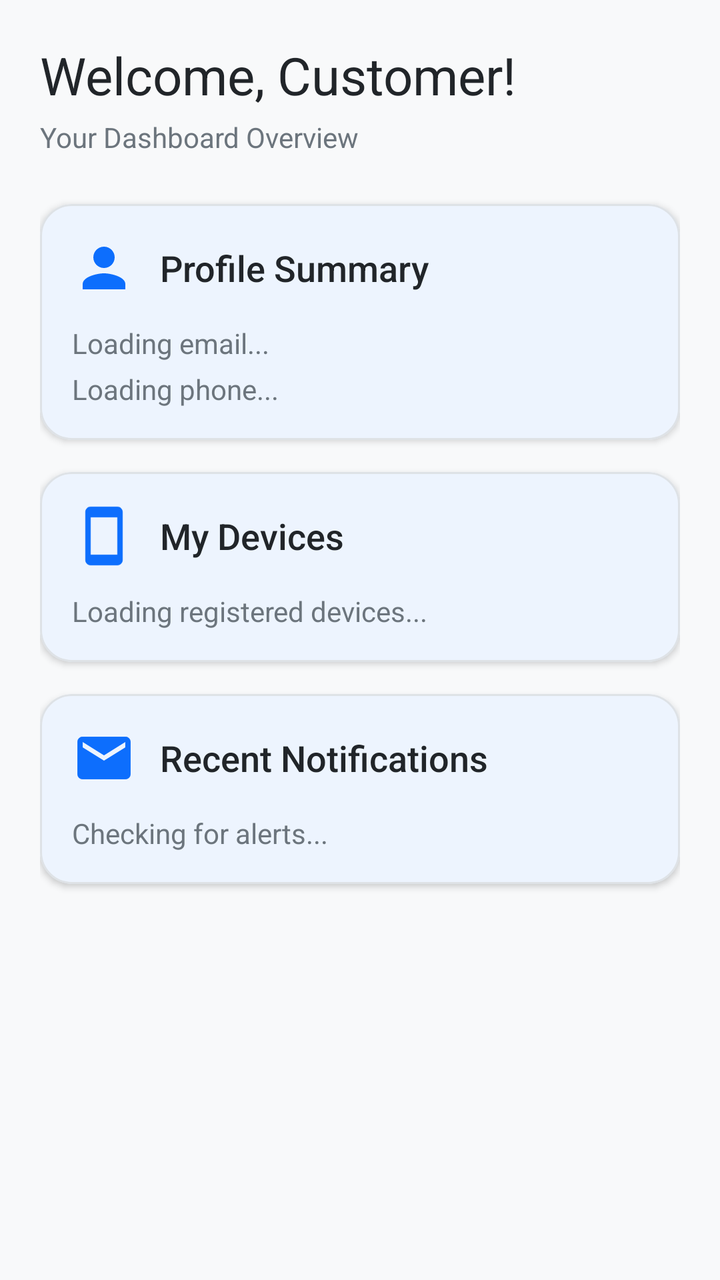
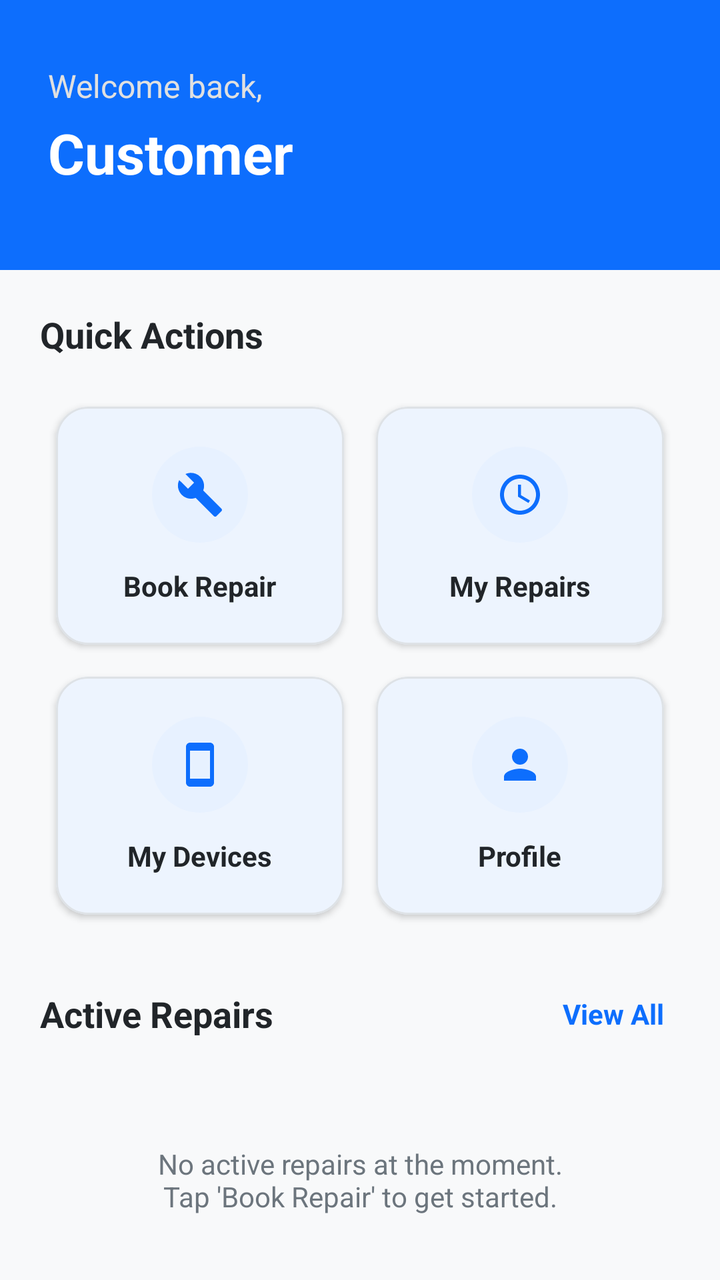

Before-and-after screenshots of an Android layout around one commit, followed by the original layout XML and the change that was made.
<!-- AndroidManifest.xml: application theme Theme.TECHFIX -->
<!-- res/layout/fragment_customer_home.xml -->
<?xml version="1.0" encoding="utf-8"?>
<ScrollView xmlns:android="http://schemas.android.com/apk/res/android"
    xmlns:app="http://schemas.android.com/apk/res-auto"
    android:layout_width="match_parent"
    android:layout_height="match_parent"
    android:background="@color/app_background"
    android:fillViewport="true">

    <androidx.constraintlayout.widget.ConstraintLayout
        android:layout_width="match_parent"
        android:layout_height="wrap_content"
        android:padding="20dp">

        <TextView
            android:id="@+id/tvWelcome"
            android:layout_width="wrap_content"
            android:layout_height="wrap_content"
            android:text="Welcome, Customer!"
            android:textSize="26sp"
            android:fontFamily="sans-serif-bold"
            android:textColor="@color/app_text_primary"
            app:layout_constraintTop_toTopOf="parent"
            app:layout_constraintStart_toStartOf="parent"/>
            
        <TextView
            android:id="@+id/tvSubtitle"
            android:layout_width="wrap_content"
            android:layout_height="wrap_content"
            android:text="Your Dashboard Overview"
            android:textSize="14sp"
            android:textColor="@color/app_text_secondary"
            android:layout_marginTop="4dp"
            app:layout_constraintTop_toBottomOf="@id/tvWelcome"
            app:layout_constraintStart_toStartOf="parent"/>

        
        <com.google.android.material.card.MaterialCardView
            android:id="@+id/cardProfile"
            android:layout_width="match_parent"
            android:layout_height="wrap_content"
            android:layout_marginTop="24dp"
            app:cardCornerRadius="16dp"
            app:cardElevation="2dp"
            app:layout_constraintTop_toBottomOf="@id/tvSubtitle">

            <LinearLayout
                android:layout_width="match_parent"
                android:layout_height="wrap_content"
                android:orientation="vertical"
                android:padding="16dp">

                <LinearLayout
                    android:layout_width="match_parent"
                    android:layout_height="wrap_content"
                    android:orientation="horizontal"
                    android:gravity="center_vertical">
                    
                    <ImageView
                        android:layout_width="32dp"
                        android:layout_height="32dp"
                        android:src="@drawable/ic_person"
                        app:tint="@color/app_primary"/>
                        
                    <TextView
                        android:layout_width="wrap_content"
                        android:layout_height="wrap_content"
                        android:text="Profile Summary"
                        android:textSize="18sp"
                        android:fontFamily="sans-serif-medium"
                        android:textColor="@color/app_text_primary"
                        android:layout_marginStart="12dp"/>
                </LinearLayout>

                <TextView
                    android:id="@+id/tvEmail"
                    android:layout_width="wrap_content"
                    android:layout_height="wrap_content"
                    android:text="Loading email..."
                    android:textColor="@color/app_text_secondary"
                    android:layout_marginTop="12dp"/>

                <TextView
                    android:id="@+id/tvPhone"
                    android:layout_width="wrap_content"
                    android:layout_height="wrap_content"
                    android:text="Loading phone..."
                    android:textColor="@color/app_text_secondary"
                    android:layout_marginTop="4dp"/>

            </LinearLayout>
        </com.google.android.material.card.MaterialCardView>

        
        <com.google.android.material.card.MaterialCardView
            android:id="@+id/cardDevices"
            android:layout_width="match_parent"
            android:layout_height="wrap_content"
            android:layout_marginTop="16dp"
            app:cardCornerRadius="16dp"
            app:cardElevation="2dp"
            app:layout_constraintTop_toBottomOf="@id/cardProfile">

            <LinearLayout
                android:layout_width="match_parent"
                android:layout_height="wrap_content"
                android:orientation="vertical"
                android:padding="16dp">

                <LinearLayout
                    android:layout_width="match_parent"
                    android:layout_height="wrap_content"
                    android:orientation="horizontal"
                    android:gravity="center_vertical">
                    
                    <ImageView
                        android:layout_width="32dp"
                        android:layout_height="32dp"
                        android:src="@drawable/ic_devices"
                        app:tint="@color/app_primary"/>
                        
                    <TextView
                        android:layout_width="wrap_content"
                        android:layout_height="wrap_content"
                        android:text="My Devices"
                        android:textSize="18sp"
                        android:fontFamily="sans-serif-medium"
                        android:textColor="@color/app_text_primary"
                        android:layout_marginStart="12dp"/>
                </LinearLayout>

                <TextView
                    android:id="@+id/tvDeviceCount"
                    android:layout_width="wrap_content"
                    android:layout_height="wrap_content"
                    android:text="Loading registered devices..."
                    android:textColor="@color/app_text_secondary"
                    android:layout_marginTop="12dp"/>

            </LinearLayout>
        </com.google.android.material.card.MaterialCardView>

        
        <com.google.android.material.card.MaterialCardView
            android:id="@+id/cardNotifications"
            android:layout_width="match_parent"
            android:layout_height="wrap_content"
            android:layout_marginTop="16dp"
            app:cardCornerRadius="16dp"
            app:cardElevation="2dp"
            app:layout_constraintTop_toBottomOf="@id/cardDevices">

            <LinearLayout
                android:layout_width="match_parent"
                android:layout_height="wrap_content"
                android:orientation="vertical"
                android:padding="16dp">

                <LinearLayout
                    android:layout_width="match_parent"
                    android:layout_height="wrap_content"
                    android:orientation="horizontal"
                    android:gravity="center_vertical">
                    
                    <ImageView
                        android:layout_width="32dp"
                        android:layout_height="32dp"
                        android:src="@drawable/ic_email"
                        app:tint="@color/app_primary"/>
                        
                    <TextView
                        android:layout_width="wrap_content"
                        android:layout_height="wrap_content"
                        android:text="Recent Notifications"
                        android:textSize="18sp"
                        android:fontFamily="sans-serif-medium"
                        android:textColor="@color/app_text_primary"
                        android:layout_marginStart="12dp"/>
                </LinearLayout>

                <TextView
                    android:id="@+id/tvNotificationStatus"
                    android:layout_width="wrap_content"
                    android:layout_height="wrap_content"
                    android:text="Checking for alerts..."
                    android:textColor="@color/app_text_secondary"
                    android:layout_marginTop="12dp"/>

            </LinearLayout>
        </com.google.android.material.card.MaterialCardView>

    </androidx.constraintlayout.widget.ConstraintLayout>
</ScrollView>
<!-- resources referenced by this layout -->
<resources>
  <color name="app_background">#F8F9FA</color>
  <color name="app_primary">#0D6EFD</color>
  <color name="app_text_primary">#212529</color>
  <color name="app_text_secondary">#6C757D</color>
  <!-- drawable ic_email (drawable) -->
  <vector xmlns:android="http://schemas.android.com/apk/res/android"
      android:width="24dp"
      android:height="24dp"
      android:viewportWidth="24"
      android:viewportHeight="24"
      android:tint="#757575">
    <path
        android:fillColor="@android:color/white"
        android:pathData="M20,4H4C2.9,4 2.01,4.9 2.01,6L2,18c0,1.1 0.9,2 2,2h16c1.1,0 2,-0.9 2,-2V6C22,4.9 21.1,4 20,4zM20,8l-8,5 -8,-5V6l8,5 8,-5V8z"/>
  </vector>
  <color name="app_surface">#FFFFFF</color>
  <color name="app_surface_variant">#E9ECEF</color>
  <color name="app_primary_variant">#0A58CA</color>
  <color name="white">#FFFFFF</color>
  <color name="app_secondary">#6C757D</color>
  <style name="Theme.App.BottomSheetDialog" parent="Theme.Material3.DayNight.BottomSheetDialog">
          <item name="bottomSheetStyle">@style/Widget.App.BottomSheet</item>
      </style>
  <style name="Widget.App.Button" parent="Widget.Material3.Button">
          <item name="shapeAppearanceOverlay">@style/ShapeAppearance.App.SmallComponent</item>
          <item name="android:paddingTop">14dp</item>
          <item name="android:paddingBottom">14dp</item>
          <item name="android:fontFamily">sans-serif-medium</item>
      </style>
  <style name="Widget.App.BottomNavigationView" parent="Widget.Material3.BottomNavigationView">
          <item name="backgroundTint">@color/app_surface</item>
          <item name="itemIconTint">@color/bottom_nav_color</item>
          <item name="itemTextColor">@color/bottom_nav_color</item>
          <item name="elevation">8dp</item>
      </style>
  <color name="card_border">#DEE2E6</color>
  <style name="ShapeAppearance.App.LargeComponent" parent="ShapeAppearance.Material3.LargeComponent">
          <item name="cornerFamily">rounded</item>
          <item name="cornerSize">20dp</item>
      </style>
  <style name="Widget.App.BottomSheet" parent="Widget.Material3.BottomSheet">
          <item name="backgroundTint">@color/app_surface</item>
          <item name="shapeAppearanceOverlay">@style/ShapeAppearance.App.BottomSheet</item>
      </style>
  <style name="ShapeAppearance.App.SmallComponent" parent="ShapeAppearance.Material3.SmallComponent">
          <item name="cornerFamily">rounded</item>
          <item name="cornerSize">14dp</item>
      </style>
  <style name="ShapeAppearance.App.BottomSheet" parent="ShapeAppearance.Material3.LargeComponent">
          <item name="cornerFamily">rounded</item>
          <item name="cornerSizeTopRight">28dp</item>
          <item name="cornerSizeTopLeft">28dp</item>
          <item name="cornerSizeBottomRight">0dp</item>
          <item name="cornerSizeBottomLeft">0dp</item>
      </style>
  <!-- unchanged entries left out for length: 4 -->
</resources>

<!-- the commit's change to res/layout/fragment_customer_home.xml (unified diff, before → after) -->
@@ -1,192 +1,301 @@
 <?xml version="1.0" encoding="utf-8"?>
-<ScrollView xmlns:android="http://schemas.android.com/apk/res/android"
+<androidx.coordinatorlayout.widget.CoordinatorLayout 
+    xmlns:android="http://schemas.android.com/apk/res/android"
     xmlns:app="http://schemas.android.com/apk/res-auto"
     android:layout_width="match_parent"
     android:layout_height="match_parent"
-    android:background="@color/app_background"
-    android:fillViewport="true">
-
-    <androidx.constraintlayout.widget.ConstraintLayout
+    android:background="@color/app_background">
+
+    <com.google.android.material.appbar.AppBarLayout
         android:layout_width="match_parent"
         android:layout_height="wrap_content"
-        android:padding="20dp">
-
-        <TextView
-            android:id="@+id/tvWelcome"
-            android:layout_width="wrap_content"
-            android:layout_height="wrap_content"
-            android:text="Welcome, Customer!"
-            android:textSize="26sp"
-            android:fontFamily="sans-serif-bold"
-            android:textColor="@color/app_text_primary"
-            app:layout_constraintTop_toTopOf="parent"
-            app:layout_constraintStart_toStartOf="parent"/>
-            
-        <TextView
-            android:id="@+id/tvSubtitle"
-            android:layout_width="wrap_content"
-            android:layout_height="wrap_content"
-            android:text="Your Dashboard Overview"
-            android:textSize="14sp"
-            android:textColor="@color/app_text_secondary"
-            android:layout_marginTop="4dp"
-            app:layout_constraintTop_toBottomOf="@id/tvWelcome"
-            app:layout_constraintStart_toStartOf="parent"/>
-
-        
-        <com.google.android.material.card.MaterialCardView
-            android:id="@+id/cardProfile"
+        android:background="@color/app_primary"
+        app:elevation="4dp">
+
+        <com.google.android.material.appbar.CollapsingToolbarLayout
             android:layout_width="match_parent"
             android:layout_height="wrap_content"
-            android:layout_marginTop="24dp"
-            app:cardCornerRadius="16dp"
-            app:cardElevation="2dp"
-            app:layout_constraintTop_toBottomOf="@id/tvSubtitle">
-
-            <LinearLayout
-                android:layout_width="match_parent"
-                android:layout_height="wrap_content"
-                android:orientation="vertical"
-                android:padding="16dp">
-
-                <LinearLayout
-                    android:layout_width="match_parent"
-                    android:layout_height="wrap_content"
-                    android:orientation="horizontal"
-                    android:gravity="center_vertical">
-                    
-                    <ImageView
-                        android:layout_width="32dp"
-                        android:layout_height="32dp"
-                        android:src="@drawable/ic_person"
-                        app:tint="@color/app_primary"/>
-                        
-                    <TextView
-                        android:layout_width="wrap_content"
-                        android:layout_height="wrap_content"
-                        android:text="Profile Summary"
-                        android:textSize="18sp"
-                        android:fontFamily="sans-serif-medium"
-                        android:textColor="@color/app_text_primary"
-                        android:layout_marginStart="12dp"/>
-                </LinearLayout>
+            app:layout_scrollFlags="scroll|exitUntilCollapsed">
+
+            <androidx.constraintlayout.widget.ConstraintLayout
+                android:layout_width="match_parent"
+                android:layout_height="wrap_content"
+                android:paddingStart="24dp"
+                android:paddingEnd="24dp"
+                android:paddingTop="32dp"
+                android:paddingBottom="40dp">
 
                 <TextView
-                    android:id="@+id/tvEmail"
+                    android:id="@+id/tvWelcomeTitle"
                     android:layout_width="wrap_content"
                     android:layout_height="wrap_content"
-                    android:text="Loading email..."
-                    android:textColor="@color/app_text_secondary"
-                    android:layout_marginTop="12dp"/>
+                    android:text="Welcome back,"
+                    android:textColor="#E0E0E0"
+                    android:textSize="16sp"
+                    app:layout_constraintTop_toTopOf="parent"
+                    app:layout_constraintStart_toStartOf="parent"/>
 
                 <TextView
-                    android:id="@+id/tvPhone"
-                    android:layout_width="wrap_content"
-                    android:layout_height="wrap_content"
-                    android:text="Loading phone..."
-                    android:textColor="@color/app_text_secondary"
-                    android:layout_marginTop="4dp"/>
-
-            </LinearLayout>
-        </com.google.android.material.card.MaterialCardView>
-
-        
-        <com.google.android.material.card.MaterialCardView
-            android:id="@+id/cardDevices"
+                    android:id="@+id/tvWelcomeName"
+                    android:layout_width="0dp"
+                    android:layout_height="wrap_content"
+                    android:text="Customer"
+                    android:textColor="@color/white"
+                    android:textSize="28sp"
+                    android:textStyle="bold"
+                    android:layout_marginTop="4dp"
+                    app:layout_constraintTop_toBottomOf="@id/tvWelcomeTitle"
+                    app:layout_constraintStart_toStartOf="parent"
+                    app:layout_constraintEnd_toEndOf="parent"/>
+
+            </androidx.constraintlayout.widget.ConstraintLayout>
+        </com.google.android.material.appbar.CollapsingToolbarLayout>
+    </com.google.android.material.appbar.AppBarLayout>
+
+    <androidx.core.widget.NestedScrollView
+        android:layout_width="match_parent"
+        android:layout_height="match_parent"
+        app:layout_behavior="@string/appbar_scrolling_view_behavior">
+
+        <LinearLayout
             android:layout_width="match_parent"
             android:layout_height="wrap_content"
-            android:layout_marginTop="16dp"
-            app:cardCornerRadius="16dp"
-            app:cardElevation="2dp"
-            app:layout_constraintTop_toBottomOf="@id/cardProfile">
-
+            android:orientation="vertical"
+            android:padding="20dp">
+
+            
+            <TextView
+                android:layout_width="wrap_content"
+                android:layout_height="wrap_content"
+                android:text="Quick Actions"
+                android:textColor="@color/app_text_primary"
+                android:textSize="18sp"
+                android:textStyle="bold"
+                android:layout_marginBottom="16dp"/>
+
+            <GridLayout
+                android:layout_width="match_parent"
+                android:layout_height="wrap_content"
+                android:columnCount="2"
+                android:rowCount="2"
+                android:alignmentMode="alignMargins"
+                android:columnOrderPreserved="false">
+
+                
+                <com.google.android.material.card.MaterialCardView
+                    android:id="@+id/cardBookRepair"
+                    android:layout_width="0dp"
+                    android:layout_height="wrap_content"
+                    android:layout_columnWeight="1"
+                    android:layout_margin="8dp"
+                    app:cardCornerRadius="16dp"
+                    app:cardElevation="2dp"
+                    app:cardBackgroundColor="@color/app_surface"
+                    android:clickable="true"
+                    android:focusable="true">
+                    
+                    <LinearLayout
+                        android:layout_width="match_parent"
+                        android:layout_height="wrap_content"
+                        android:orientation="vertical"
+                        android:gravity="center"
+                        android:padding="20dp"
+                        android:background="?attr/selectableItemBackground">
+                        
+                        <ImageView
+                            android:layout_width="48dp"
+                            android:layout_height="48dp"
+                            android:src="@drawable/ic_repair"
+                            app:tint="@color/app_primary"
+                            android:background="@drawable/bg_circle_primary_light"
+                            android:padding="12dp"/>
+                            
+                        <TextView
+                            android:layout_width="wrap_content"
+                            android:layout_height="wrap_content"
+                            android:text="Book Repair"
+                            android:textColor="@color/app_text_primary"
+                            android:textStyle="bold"
+                            android:layout_marginTop="12dp"/>
+                    </LinearLayout>
+                </com.google.android.material.card.MaterialCardView>
+
+                
+                <com.google.android.material.card.MaterialCardView
+                    android:id="@+id/cardMyAppointments"
+                    android:layout_width="0dp"
+                    android:layout_height="wrap_content"
+                    android:layout_columnWeight="1"
+                    android:layout_margin="8dp"
+                    app:cardCornerRadius="16dp"
+                    app:cardElevation="2dp"
+                    app:cardBackgroundColor="@color/app_surface"
+                    android:clickable="true"
+                    android:focusable="true">
+                    
+                    <LinearLayout
+                        android:layout_width="match_parent"
+                        android:layout_height="wrap_content"
+                        android:orientation="vertical"
+                        android:gravity="center"
+                        android:padding="20dp"
+                        android:background="?attr/selectableItemBackground">
+                        
+                        <ImageView
+                            android:layout_width="48dp"
+                            android:layout_height="48dp"
+                            android:src="@drawable/ic_time"
+                            app:tint="@color/app_primary"
+                            android:background="@drawable/bg_circle_primary_light"
+                            android:padding="12dp"/>
+                            
+                        <TextView
+                            android:layout_width="wrap_content"
+                            android:layout_height="wrap_content"
+                            android:text="My Repairs"
+                            android:textColor="@color/app_text_primary"
+                            android:textStyle="bold"
+                            android:layout_marginTop="12dp"/>
+                    </LinearLayout>
+                </com.google.android.material.card.MaterialCardView>
+
+                
+                <com.google.android.material.card.MaterialCardView
+                    android:id="@+id/cardMyDevices"
+                    android:layout_width="0dp"
+                    android:layout_height="wrap_content"
+                    android:layout_columnWeight="1"
+                    android:layout_margin="8dp"
+                    app:cardCornerRadius="16dp"
+                    app:cardElevation="2dp"
+                    app:cardBackgroundColor="@color/app_surface"
+                    android:clickable="true"
+                    android:focusable="true">
+                    
+                    <LinearLayout
+                        android:layout_width="match_parent"
+                        android:layout_height="wrap_content"
+                        android:orientation="vertical"
+                        android:gravity="center"
+                        android:padding="20dp"
+                        android:background="?attr/selectableItemBackground">
+                        
+                        <ImageView
+                            android:layout_width="48dp"
+                            android:layout_height="48dp"
+                            android:src="@drawable/ic_devices"
+                            app:tint="@color/app_primary"
+                            android:background="@drawable/bg_circle_primary_light"
+                            android:padding="12dp"/>
+                            
+                        <TextView
+                            android:layout_width="wrap_content"
+                            android:layout_height="wrap_content"
+                            android:text="My Devices"
+                            android:textColor="@color/app_text_primary"
+                            android:textStyle="bold"
+                            android:layout_marginTop="12dp"/>
+                    </LinearLayout>
+                </com.google.android.material.card.MaterialCardView>
+
+                
+                <com.google.android.material.card.MaterialCardView
+                    android:id="@+id/cardProfile"
+                    android:layout_width="0dp"
+                    android:layout_height="wrap_content"
+                    android:layout_columnWeight="1"
+                    android:layout_margin="8dp"
+                    app:cardCornerRadius="16dp"
+                    app:cardElevation="2dp"
+                    app:cardBackgroundColor="@color/app_surface"
+                    android:clickable="true"
+                    android:focusable="true">
+                    
+                    <LinearLayout
+                        android:layout_width="match_parent"
+                        android:layout_height="wrap_content"
+                        android:orientation="vertical"
+                        android:gravity="center"
+                        android:padding="20dp"
+                        android:background="?attr/selectableItemBackground">
+                        
+                        <ImageView
+                            android:layout_width="48dp"
+                            android:layout_height="48dp"
+                            android:src="@drawable/ic_person"
+                            app:tint="@color/app_primary"
+                            android:background="@drawable/bg_circle_primary_light"
+                            android:padding="12dp"/>
+                            
+                        <TextView
+                            android:layout_width="wrap_content"
+                            android:layout_height="wrap_content"
+                            android:text="Profile"
+                            android:textColor="@color/app_text_primary"
+                            android:textStyle="bold"
+                            android:layout_marginTop="12dp"/>
+                    </LinearLayout>
+                </com.google.android.material.card.MaterialCardView>
+            </GridLayout>
+
+            
             <LinearLayout
                 android:layout_width="match_parent"
                 android:layout_height="wrap_content"
-                android:orientation="vertical"
-                android:padding="16dp">
-
-                <LinearLayout
-                    android:layout_width="match_parent"
-                    android:layout_height="wrap_content"
-                    android:orientation="horizontal"
-                    android:gravity="center_vertical">
-                    
-                    <ImageView
-                        android:layout_width="32dp"
-                        android:layout_height="32dp"
-                        android:src="@drawable/ic_devices"
-                        app:tint="@color/app_primary"/>
-                        
-                    <TextView
-                        android:layout_width="wrap_content"
-                        android:layout_height="wrap_content"
-                        android:text="My Devices"
-                        android:textSize="18sp"
-                        android:fontFamily="sans-serif-medium"
-                        android:textColor="@color/app_text_primary"
-                        android:layout_marginStart="12dp"/>
-                </LinearLayout>
-
+                android:orientation="horizontal"
+                android:gravity="center_vertical"
+                android:layout_marginTop="24dp"
+                android:layout_marginBottom="16dp">
+                
                 <TextView
-                    android:id="@+id/tvDeviceCount"
+                    android:layout_width="0dp"
+                    android:layout_height="wrap_content"
+                    android:layout_weight="1"
+                    android:text="Active Repairs"
+                    android:textColor="@color/app_text_primary"
+                    android:textSize="18sp"
+                    android:textStyle="bold"/>
+                    
+                <TextView
+                    android:id="@+id/tvViewAll"
                     android:layout_width="wrap_content"
                     android:layout_height="wrap_content"
-                    android:text="Loading registered devices..."
-                    android:textColor="@color/app_text_secondary"
-                    android:layout_marginTop="12dp"/>
-
+                    android:text="View All"
+                    android:textColor="@color/app_primary"
+                    android:textSize="14sp"
+                    android:textStyle="bold"
+                    android:padding="8dp"
+                    android:background="?attr/selectableItemBackgroundBorderless"/>
             </LinearLayout>
-        </com.google.android.material.card.MaterialCardView>
-
-        
-        <com.google.android.material.card.MaterialCardView
-            android:id="@+id/cardNotifications"
-            android:layout_width="match_parent"
-            android:layout_height="wrap_content"
-            android:layout_marginTop="16dp"
-            app:cardCornerRadius="16dp"
-            app:cardElevation="2dp"
-            app:layout_constraintTop_toBottomOf="@id/cardDevices">
-
-            <LinearLayout
-                android:layout_width="match_parent"
-                android:layout_height="wrap_content"
-                android:orientation="vertical"
-                android:padding="16dp">
-
-                <LinearLayout
-                    android:layout_width="match_parent"
-                    android:layout_height="wrap_content"
-                    android:orientation="horizontal"
-                    android:gravity="center_vertical">
-                    
-                    <ImageView
-                        android:layout_width="32dp"
-                        android:layout_height="32dp"
-                        android:src="@drawable/ic_email"
-                        app:tint="@color/app_primary"/>
-                        
-                    <TextView
-                        android:layout_width="wrap_content"
-                        android:layout_height="wrap_content"
-                        android:text="Recent Notifications"
-                        android:textSize="18sp"
-                        android:fontFamily="sans-serif-medium"
-                        android:textColor="@color/app_text_primary"
-                        android:layout_marginStart="12dp"/>
-                </LinearLayout>
-
-                <TextView
-                    android:id="@+id/tvNotificationStatus"
-                    android:layout_width="wrap_content"
-                    android:layout_height="wrap_content"
-                    android:text="Checking for alerts..."
-                    android:textColor="@color/app_text_secondary"
-                    android:layout_marginTop="12dp"/>
-
-            </LinearLayout>
-        </com.google.android.material.card.MaterialCardView>
-
-    </androidx.constraintlayout.widget.ConstraintLayout>
-</ScrollView>
+
+            <ProgressBar
+                android:id="@+id/progressBar"
+                android:layout_width="wrap_content"
+                android:layout_height="wrap_content"
+                android:layout_gravity="center"
+                android:layout_margin="24dp"
+                android:visibility="gone"/>
+
+            <TextView
+                android:id="@+id/tvEmptyRepairs"
+                android:layout_width="match_parent"
+                android:layout_height="wrap_content"
+                android:text="No active repairs at the moment.\nTap 'Book Repair' to get started."
+                android:textAlignment="center"
+                android:textColor="@color/app_text_secondary"
+                android:layout_margin="32dp"
+                android:visibility="visible"/>
+
+            <androidx.recyclerview.widget.RecyclerView
+                android:id="@+id/recyclerActiveRepairs"
+                android:layout_width="match_parent"
+                android:layout_height="wrap_content"
+                android:nestedScrollingEnabled="false"
+                android:clipToPadding="false"
+                android:paddingBottom="80dp"
+                android:visibility="gone"/>
+
+        </LinearLayout>
+    </androidx.core.widget.NestedScrollView>
+
+</androidx.coordinatorlayout.widget.CoordinatorLayout>
<!-- resource entries referenced after the edit -->
@@ -4,7 +4,27 @@
   <color name="app_primary">#0D6EFD</color>
   <color name="app_text_primary">#212529</color>
   <color name="app_text_secondary">#6C757D</color>
-  <!-- drawable ic_email (drawable) -->
+  <color name="app_surface">#FFFFFF</color>
+  <color name="app_surface_variant">#E9ECEF</color>
+  <color name="app_primary_variant">#0A58CA</color>
+  <color name="white">#FFFFFF</color>
+  <!-- drawable bg_circle_primary_light (drawable) -->
+  <?xml version="1.0" encoding="utf-8"?>
+  <shape xmlns:android="http://schemas.android.com/apk/res/android"
+      android:shape="oval">
+      <solid android:color="@color/icon_bg_primary"/>
+  </shape>
+  <!-- drawable ic_repair (drawable) -->
+  <vector xmlns:android="http://schemas.android.com/apk/res/android"
+      android:width="24dp"
+      android:height="24dp"
+      android:viewportWidth="24"
+      android:viewportHeight="24">
+    <path
+        android:fillColor="#FFFFFF"
+        android:pathData="M22.7 19l-9.1-9.1c.9-2.3.4-5-1.5-6.9-2-2-5-2.4-7.4-1.3L9 6 6 9 1.6 4.7C.4 7.1.9 10.1 2.9 12.1c1.9 1.9 4.6 2.4 6.9 1.5l9.1 9.1c.4.4 1 .4 1.4 0l2.3-2.3c.5-.4.5-1.1.1-1.4z"/>
+  </vector>
+  <!-- drawable ic_time (drawable) -->
   <vector xmlns:android="http://schemas.android.com/apk/res/android"
       android:width="24dp"
       android:height="24dp"
@@ -13,12 +33,9 @@
       android:tint="#757575">
     <path
         android:fillColor="@android:color/white"
-        android:pathData="M20,4H4C2.9,4 2.01,4.9 2.01,6L2,18c0,1.1 0.9,2 2,2h16c1.1,0 2,-0.9 2,-2V6C22,4.9 21.1,4 20,4zM20,8l-8,5 -8,-5V6l8,5 8,-5V8z"/>
+        android:pathData="M11.99,2C6.47,2 2,6.48 2,12s4.47,10 9.99,10C17.52,22 22,17.52 22,12S17.52,2 11.99,2zM12,20c-4.42,0 -8,-3.58 -8,-8s3.58,-8 8,-8 8,3.58 8,8 -3.58,8 -8,8zM12.5,7H11v6l5.25,3.15 0.75,-1.23 -4.5,-2.67z"/>
   </vector>
-  <color name="app_surface">#FFFFFF</color>
-  <color name="app_surface_variant">#E9ECEF</color>
-  <color name="app_primary_variant">#0A58CA</color>
-  <color name="white">#FFFFFF</color>
+  <color name="icon_bg_primary">#E7F1FF</color>
   <color name="app_secondary">#6C757D</color>
   <style name="Theme.App.BottomSheetDialog" parent="Theme.Material3.DayNight.BottomSheetDialog">
           <item name="bottomSheetStyle">@style/Widget.App.BottomSheet</item>
